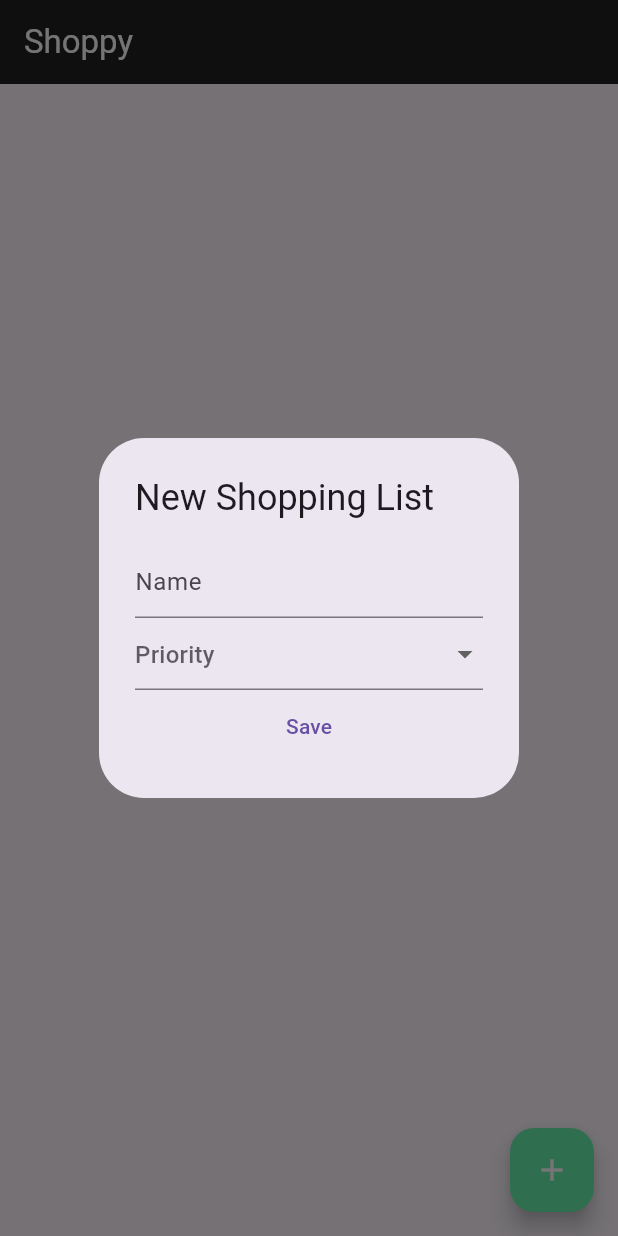
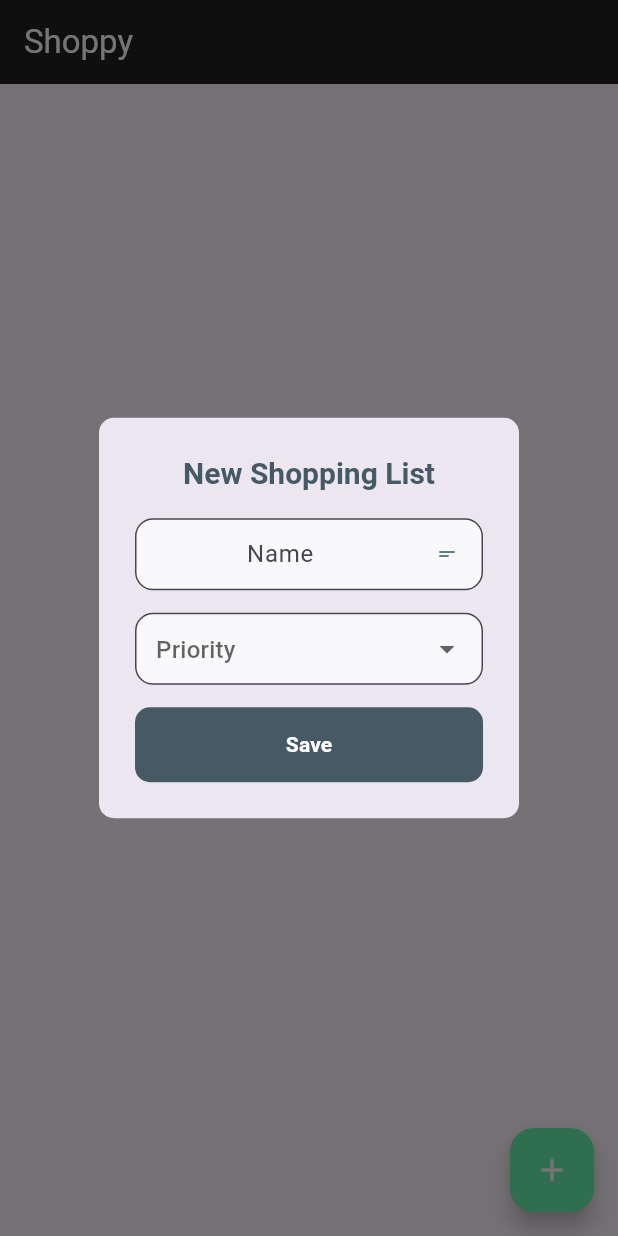
Before and after one commit to anasassad/Shoppy, a Flutter app: the screen it shows after launch, after a tap on the "add" icon, on a phone screen of 412 x 824 dp. Run offline on Flutter 3.47's test engine with Material 3 defaults, Android fonts, the phone set to English and light mode, and no system bars; our stand-ins replace sqflite; accounts and stored records are empty.

Commit message:
Enhance the feel of the forms

```diff
--- a/lib/main.dart
+++ b/lib/main.dart
@@ -13,7 +13,21 @@ class Shoppy extends StatelessWidget {
 
   @override
   Widget build(BuildContext context) {
-    return const MaterialApp(home: ShopList());
+    return MaterialApp(
+        theme: ThemeData(
+          inputDecorationTheme: const InputDecorationTheme(
+            filled: true,
+            fillColor: Colors.white70,
+            border: OutlineInputBorder(
+                borderRadius: BorderRadius.all(Radius.circular(12))),
+            contentPadding: EdgeInsets.all(10),
+            focusedBorder: OutlineInputBorder(
+              borderRadius: BorderRadius.all(Radius.circular(12)),
+              borderSide: BorderSide(color: Colors.blueGrey, width: 1.5),
+            ),
+          ),
+        ),
+        home: const ShopList());
   }
 }
 
--- a/lib/ui/shopping_list_dialog.dart
+++ b/lib/ui/shopping_list_dialog.dart
@@ -19,18 +19,36 @@ class ShoppingListDialog {
     }
 
     return AlertDialog(
-      title: Text(isNew ? 'New Shopping List' : 'Edit Shopping List'),
-      shape: RoundedRectangleBorder(borderRadius: BorderRadius.circular(30.0)),
+      title: Text(
+        isNew ? 'New Shopping List' : 'Edit Shopping List',
+        textAlign: TextAlign.center,
+        style: TextStyle(
+            color: Colors.blueGrey[700],
+            fontWeight: FontWeight.bold,
+            fontSize: 20),
+      ),
+      shape: RoundedRectangleBorder(borderRadius: BorderRadius.circular(10.0)),
       content: SingleChildScrollView(
         child: Column(
           children: [
-            TextField(
-              controller: txtName,
-              decoration: const InputDecoration(hintText: 'Name'),
+            CustomTextField('Name', Icons.short_text_rounded, txtName),
+            const SizedBox(
+              height: 15,
             ),
             DropdownButtonFormField(
               value: txtPriority,
-              decoration: const InputDecoration(hintText: 'Priority'),
+              decoration: const InputDecoration(
+                hintText: 'Priority',
+                filled: true,
+                fillColor: Colors.white70,
+                border: OutlineInputBorder(
+                    borderRadius: BorderRadius.all(Radius.circular(12))),
+                contentPadding: EdgeInsets.all(10),
+                focusedBorder: OutlineInputBorder(
+                  borderRadius: BorderRadius.all(Radius.circular(12)),
+                  borderSide: BorderSide(color: Colors.blueGrey, width: 1.5),
+                ),
+              ),
               items: List.generate(
                   3,
                   (index) => DropdownMenuItem(
@@ -41,17 +59,58 @@ class ShoppingListDialog {
                 txtPriority = value!;
               },
             ),
-            TextButton(
+            const SizedBox(
+              height: 15,
+            ),
+            SizedBox(
+              width: double.infinity,
+              child: TextButton(
                   onPressed: () {
                     shoppingList.name = txtName.text;
                     shoppingList.priority = txtPriority!;
                     helper.insertList(shoppingList);
                     Navigator.pop(context);
                   },
-                child: const Text('Save'))
+                  style: TextButton.styleFrom(
+                    backgroundColor:
+                        Colors.blueGrey[700], // Blue-grey background
+                    padding: const EdgeInsets.symmetric(
+                        vertical: 15), // Vertical padding for height
+                    shape: RoundedRectangleBorder(
+                      borderRadius:
+                          BorderRadius.circular(10), // Rounded corners
+                    ),
+                  ),
+                  child: const Text(
+                    'Save',
+                    style: TextStyle(
+                      color: Colors.white,
+                      fontWeight: FontWeight.bold,
+                    ),
+                  )),
+            )
           ],
         ),
       ),
     );
   }
+
+  TextField CustomTextField(
+      String label, IconData icon, TextEditingController controller) {
+    return TextField(
+      controller: controller,
+      cursorColor: Colors.blueGrey,
+      cursorHeight: 20,
+      cursorRadius: const Radius.circular(10),
+      textAlign: TextAlign.center,
+      decoration: InputDecoration(
+        hintText: label,
+        suffixIcon: Icon(
+          icon,
+          size: 16,
+        ),
+        suffixIconColor: Colors.blueGrey,
+      ),
+    );
   }
+}
```
Also changed, not shown: lib/ui/list_item_dialog.dart (+62 -15 lines). Lines whose indentation alone changed are shown as unchanged.
